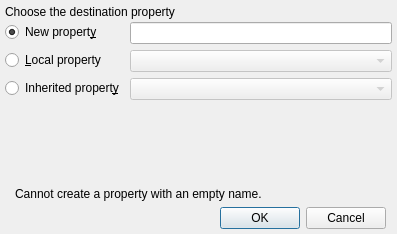
Before: the Qt Designer form library/talipot-gui/designer/CopyPropertyDialog.ui in renoust/talipot, drawn with Qt 5.
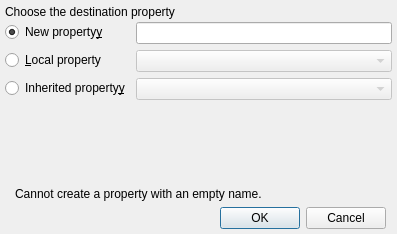
After: the same form once the commit is applied.

```diff
--- a/library/talipot-gui/designer/CopyPropertyDialog.ui
+++ b/library/talipot-gui/designer/CopyPropertyDialog.ui
@@ -112,7 +112,7 @@
        <item row="2" column="0">
         <widget class="QRadioButton" name="inheritedPropertyRadioButton">
          <property name="text">
-          <string>Inherited propert&amp;y</string>
+          <string>Inherited property&amp;y</string>
          </property>
          <attribute name="buttonGroup">
           <string notr="true">buttonGroup</string>
@@ -129,7 +129,7 @@
        <item row="0" column="0">
         <widget class="QRadioButton" name="newPropertyRadioButton">
          <property name="text">
-          <string>New propert&amp;y</string>
+          <string>New property&amp;y</string>
          </property>
          <property name="checked">
           <bool>true</bool>
```
